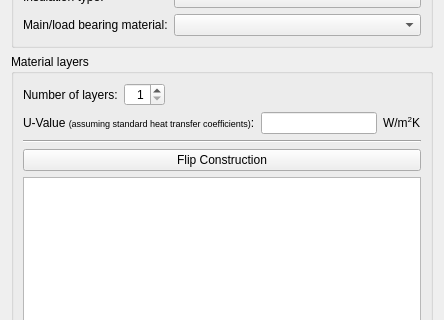
The window that SIM-VICUS/src/SVDBConstructionEditWidget.ui (ghorwin/SIM-VICUS) describes before a commit, drawn with Qt 5; both pictures show x 0 to 444 and y 110 to 430 of the 444 by 674 pixel window.
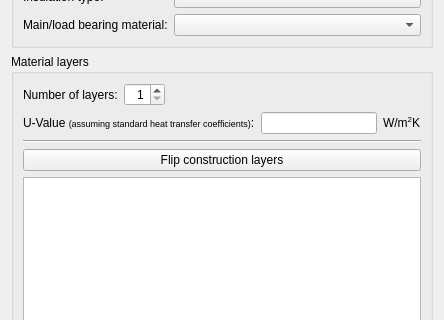
The same window after the commit. Custom widgets are drawn as their Qt base class.

Commit message: Bug-fixes in layer flipping | ToDo: Coloring inversion needed

What changed in the file:
```diff
--- a/SIM-VICUS/src/SVDBConstructionEditWidget.ui
+++ b/SIM-VICUS/src/SVDBConstructionEditWidget.ui
@@ -171,7 +171,7 @@
         <item>
          <widget class="QPushButton" name="pushButtonFlipConstruction">
           <property name="text">
-           <string>Flip Construction</string>
+           <string>Flip construction layers</string>
           </property>
          </widget>
         </item>
```
The commit also changes 1 other file.
